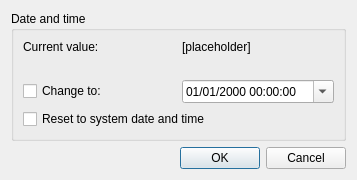
The window that src/frontend/qt_sdl/DateTimeDialog.ui (melonDS-emu/melonDS) describes before a commit, drawn with Qt 5.
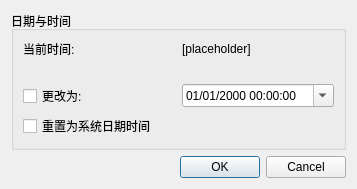
The same window after the commit.

What changed in the file:
```diff
--- a/src/frontend/qt_sdl/DateTimeDialog.ui
+++ b/src/frontend/qt_sdl/DateTimeDialog.ui
@@ -17,13 +17,13 @@
    <item>
     <widget class="QGroupBox" name="groupBox_2">
      <property name="title">
-      <string>Date and time</string>
+      <string>日期与时间</string>
      </property>
      <layout class="QGridLayout" name="gridLayout_2">
       <item row="0" column="0">
        <widget class="QLabel" name="label">
         <property name="text">
-         <string>Current value:</string>
+         <string>当前时间:</string>
         </property>
        </widget>
       </item>
@@ -44,7 +44,7 @@
       <item row="2" column="0">
        <widget class="QCheckBox" name="chkChangeTime">
         <property name="text">
-         <string>Change to:</string>
+         <string>更改为:</string>
         </property>
        </widget>
       </item>
@@ -91,7 +91,7 @@
       <item row="3" column="0" colspan="2">
        <widget class="QCheckBox" name="chkResetTime">
         <property name="text">
-         <string>Reset to system date and time</string>
+         <string>重置为系统日期时间</string>
         </property>
        </widget>
       </item>
```
Left out of the diff: 2 changed lines with no effect on the pictures.
